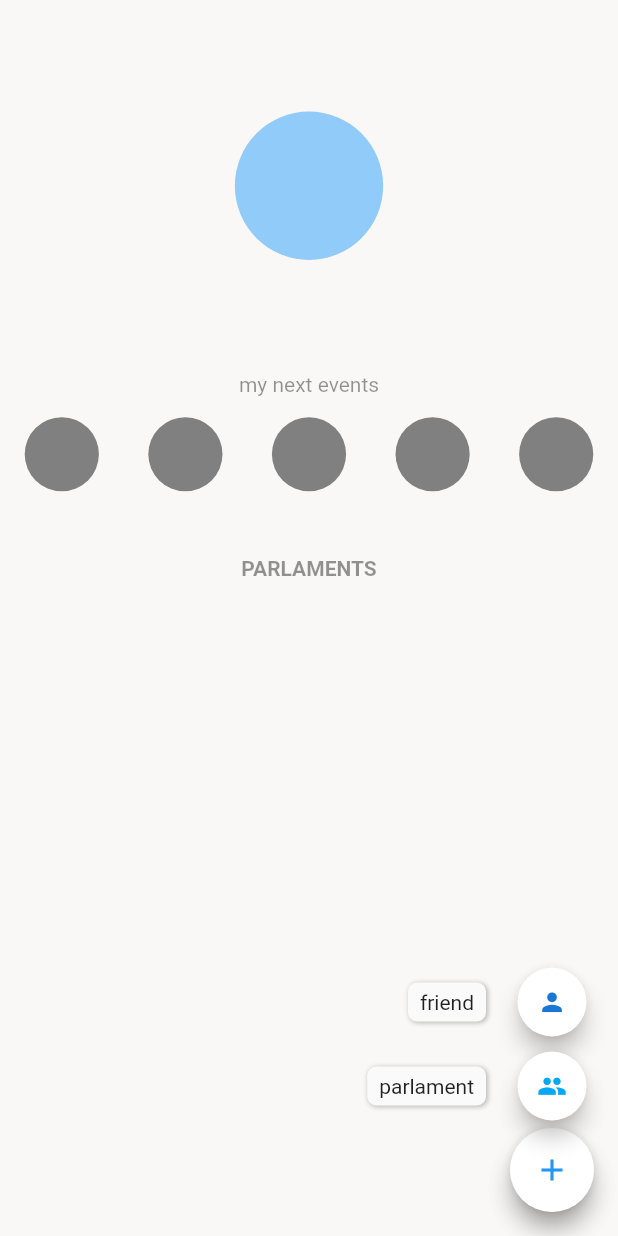
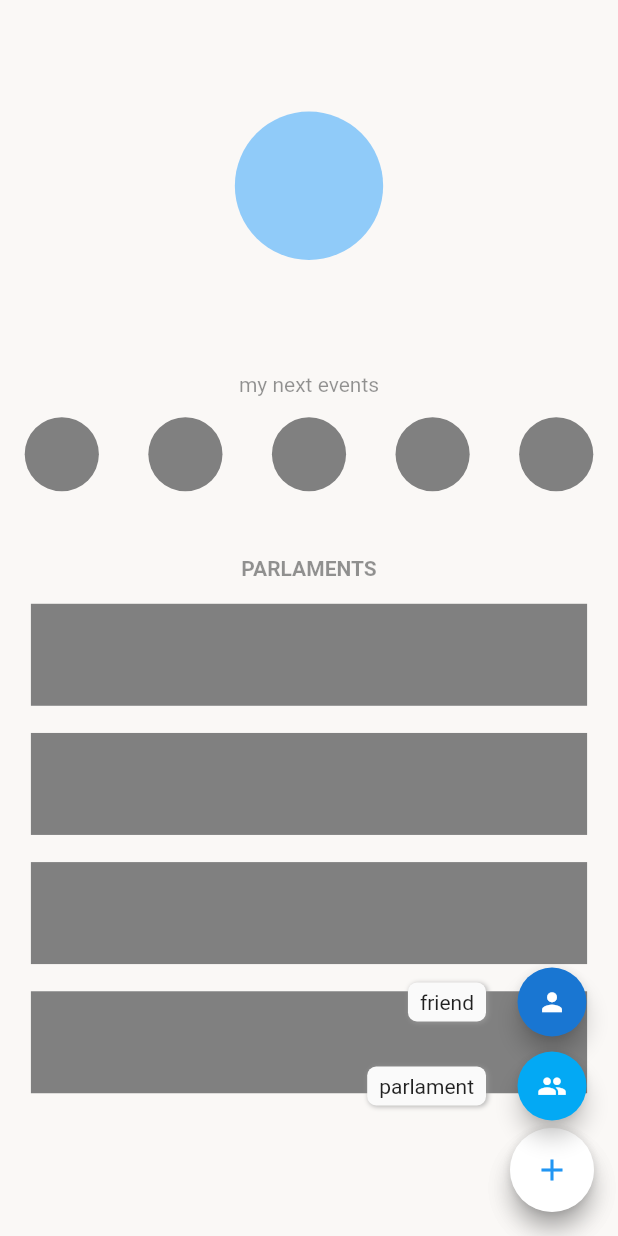
Before and after one commit to matangw/appointnet, a Flutter app: the HomePageComponent screen opened directly, after a tap on the "add" icon, on a phone screen of 412 x 824 dp. Run offline on Flutter 3.47's test engine with Material 2 defaults, Android fonts, the phone set to English and light mode, and no system bars; drawn by our look-alikes of flutter_speed_dial; our stand-ins replace cloud_firestore, firebase_auth, firebase_core, firebase_storage, image_cropper, image_picker; missing offline and left inert: firebase_auth_platform_interface; accounts and stored records are empty; network calls fail.

Commit message:
Revert "Featue/home page update"

```diff
--- a/lib/main.dart
+++ b/lib/main.dart
@@ -1,6 +1,5 @@
 import 'package:appointnet/screens/home_page/home_page_component.dart';
 import 'package:appointnet/screens/login/login_component.dart';
-import 'package:appointnet/screens/new_parlament/new_parlament_component.dart';
 import 'package:appointnet/screens/splash_screen/splash_component.dart';
 import 'package:appointnet/screens/update_details/update_details_component.dart';
 import 'package:appointnet/utils/route_manager.dart';
--- a/lib/repositories/parlaments_repository.dart
+++ b/lib/repositories/parlaments_repository.dart
@@ -8,42 +8,31 @@ import 'package:firebase_storage/firebase_storage.dart';
 class ParlamentsRepository{
 
 
-  CollectionReference _parlamentCollection = FirebaseFirestore.instance.collection('parlaments');
-  FirebaseAuth _auth = FirebaseAuth.instance;
-  Reference _ref = FirebaseStorage.instance.ref('/AppointNet_parlaments_photos');
+  CollectionReference parlamentCollection = FirebaseFirestore.instance.collection('parlaments');
+  FirebaseAuth auth = FirebaseAuth.instance;
+  Reference ref = FirebaseStorage.instance.ref('/AppointNet_parlaments_photos');
 
   Future<bool> updateParlament(Parlament parlament)async{
     bool sucssess = true;
-    await _parlamentCollection.doc(parlament.id as String).set(
+    await parlamentCollection.doc(parlament.id as String).set(
         parlament.toJson()
     ).catchError((error)=> sucssess = false);
     return sucssess;
   }
 
   Future<String> uploadPhoto(File file,Parlament parlament) async {
-    UploadTask uploadTask = _ref.child("appointnet_${parlament.id}.jpg").putFile(file);
+    UploadTask uploadTask = ref.child("appointnet_${parlament.id}.jpg").putFile(file);
     String url = await (await uploadTask).ref.getDownloadURL();
     return url;
   }
 
-  Future<Parlament?> getParlamentData(String id)async{
-    DocumentSnapshot<Object?> snap =await _parlamentCollection.doc(id).get();
+  Future<Parlament?> getUserData(String id)async{
+    DocumentSnapshot<Object?> snap =await parlamentCollection.doc(id).get();
     if(snap.data() == null)
     {return null;}
     var data = snap.data();
     return Parlament.fromJson(data as Map<String,dynamic>);
-  }
 
-  Future<List<Parlament>> getParlmanetsForUser(String userId)async{
-    List<Parlament> result= [];
-    QuerySnapshot snap = await _parlamentCollection.where('users_id',arrayContains: userId).get();
-    if(snap.size==0){
-      return [];
-    }
-    for(var doc in snap.docs){
-      result.add(Parlament.fromJson(doc.data() as Map<String,dynamic>));
-    }
-    return result;
   }
 
 
--- a/lib/screens/home_page/home_page_component.dart
+++ b/lib/screens/home_page/home_page_component.dart
@@ -1,9 +1,7 @@
 import 'package:appointnet/main.dart';
-import 'package:appointnet/models/parlament.dart';
 import 'package:appointnet/models/user.dart';
 import 'package:appointnet/screens/home_page/home_page_model.dart';
 import 'package:appointnet/screens/home_page/home_page_view.dart';
-import 'package:appointnet/screens/new_parlament/new_parlament_component.dart';
 import 'package:appointnet/utils/my_colors.dart';
 import 'package:appointnet/utils/widget_utils.dart';
 import 'package:flutter/material.dart';
@@ -19,11 +17,7 @@ class HomePageComponent extends StatefulWidget{
 
 class _HomePageComponentState extends State<HomePageComponent> implements HomePageView {
 
-  /// user variables
   late AppointnetUser user;
-  late List<Parlament> userParlaments;
-
-
   late HomePageModel model;
 
   ///loading bools
@@ -126,9 +120,13 @@ class _HomePageComponentState extends State<HomePageComponent> implements HomePa
           Expanded(child: SizedBox()),
           Container(
             height: height*0.95,
-            width: width*0.95,
             child: ListView(
-              children: parlamentWidgetList(height*0.15, width*0.8),
+              children: [
+                parlamentListTile(height, width),
+                parlamentListTile(height, width),
+                parlamentListTile(height, width),
+                parlamentListTile(height, width),
+              ],
             ),
           )
         ],
@@ -136,37 +134,12 @@ class _HomePageComponentState extends State<HomePageComponent> implements HomePa
     );
   }
 
-  List<Widget> parlamentWidgetList(double tileHeight,double tileWidth){
-    List<Widget> result = [];
-    for(var parlament in model.userParlaments){
-      result.add(parlamentListTile(tileHeight, tileWidth,parlament));
-    }
-    return result;
-  }
-
-  Widget parlamentListTile(double height,double width,Parlament parlament){
-    return Card(
-      elevation: 10,
-      shape: RoundedRectangleBorder(borderRadius: BorderRadius.circular(height*0.2)),
-      child: Container(
-        height: height,
-        width: width,
-        decoration: BoxDecoration(
-            borderRadius: BorderRadius.circular(height*0.2),
-            gradient: LinearGradient(colors: [MyColors().mainDark,MyColors().mainBright,MyColors().backgroundColor],stops: [0.2,0.5,1])
-        ),
-        child: Row(
-          mainAxisAlignment: MainAxisAlignment.start,
-          crossAxisAlignment: CrossAxisAlignment.center,
-          children: [
-            SizedBox(width: width*0.1,),
-            CircleAvatar(backgroundImage: NetworkImage(parlament.imageUrl as String),),
-            SizedBox(width: width*0.05,),
-            WidgetUtils().customText(parlament.name,fontWeight: FontWeight.bold,color: Colors.white)
-          ],
-
-        ),
-      ),
+  Widget parlamentListTile(double height,double width){
+    return Container(
+      height: height*0.15,
+      width: width*0.8,
+      margin: EdgeInsets.symmetric(vertical: height*0.02,horizontal: width*0.05),
+      color: Colors.black,
     );
   }
 
@@ -177,14 +150,13 @@ class _HomePageComponentState extends State<HomePageComponent> implements HomePa
       overlayOpacity: 0.5,
       children: [
         SpeedDialChild(
-          child: Icon(Icons.group,color: MyColors().mainBright,),
-          backgroundColor: Colors.white,
+          child: Icon(Icons.group,color: Colors.white,),
+          backgroundColor: MyColors().mainBright,
           label: ('parlament'),
-          onTap: ()=>Navigator.of(context).pushNamed(NewParlamentComponent.tag)
         ),
         SpeedDialChild(
-          child: Icon(Icons.person,color: MyColors().mainDark,),
-          backgroundColor: Colors.white,
+          child: Icon(Icons.person,color: Colors.white,),
+          backgroundColor: MyColors().mainDark,
           label: ('friend'),
         )
       ],
@@ -198,14 +170,13 @@ class _HomePageComponentState extends State<HomePageComponent> implements HomePa
 
 
   @override
-  void onFinishedLoading() {
+  void onFinishedLoading(AppointnetUser user) {
     setState(() {
       setState(() {
         print('SETTING NEW STATE');
       });
       isLoading = false;
-      user = model.user;
-      userParlaments = model.userParlaments;
+      this.user = user;
     });
   }
 
--- a/lib/screens/home_page/home_page_model.dart
+++ b/lib/screens/home_page/home_page_model.dart
@@ -1,6 +1,4 @@
-import 'package:appointnet/models/parlament.dart';
 import 'package:appointnet/models/user.dart';
-import 'package:appointnet/repositories/parlaments_repository.dart';
 import 'package:appointnet/repositories/user_repository.dart';
 import 'package:appointnet/screens/home_page/home_page_view.dart';
 import 'package:firebase_auth/firebase_auth.dart';
@@ -8,10 +6,6 @@ import 'package:firebase_auth/firebase_auth.dart';
 class HomePageModel{
 
   FirebaseAuth auth = FirebaseAuth.instance;
-
-  ///user data
-  late AppointnetUser user;
-  List<Parlament> userParlaments = [];
 
   HomePageView view;
   HomePageModel(this.view){
@@ -25,18 +19,9 @@ class HomePageModel{
     }
     else{
       print('[+] FOUND USER');
-      await getUserParlaments();
-      this.user = user;
-      view.onFinishedLoading()
-      ;
+      view.onFinishedLoading(user);
     }
+
   }
 
-  Future<void> getUserParlaments()async{
-    userParlaments = await ParlamentsRepository().getParlmanetsForUser(auth.currentUser?.uid as String);
-  }
-
-
-  // TODO: GET TOP 5 CLOSE EVENTS
-
 }
--- a/lib/screens/home_page/home_page_view.dart
+++ b/lib/screens/home_page/home_page_view.dart
@@ -1,6 +1,6 @@
 import 'package:appointnet/models/user.dart';
 
 abstract class HomePageView{
-  void onFinishedLoading();
+  void onFinishedLoading(AppointnetUser user);
   void onError(String error);
 }
--- a/lib/screens/login/login_component.dart
+++ b/lib/screens/login/login_component.dart
@@ -1,4 +1,3 @@
-import 'package:appointnet/screens/home_page/home_page_component.dart';
 import 'package:appointnet/screens/login/login_model.dart';
 import 'package:appointnet/screens/login/login_view.dart';
 import 'package:appointnet/utils/my_colors.dart';
@@ -167,7 +166,6 @@ class _LoginComponentState extends State<LoginComponent> implements LoginView{
   @override
   void loginSucsses(PhoneAuthCredential cred) {
     print('[+] LOGIN SUCCSESSFUL WITH: '+cred.smsCode.toString());
-    Navigator.popAndPushNamed(context, HomePageComponent.tag);
   }
 
   @override
--- a/lib/screens/splash_screen/splash_model.dart
+++ b/lib/screens/splash_screen/splash_model.dart
@@ -15,6 +15,7 @@ class SplashModel{
   String correctRoute = '';
 
   SplashModel(){
+    print('user phone number is '+ auth.currentUser!.phoneNumber.toString());
     setStartingRoute();
   }
 
--- a/lib/utils/route_manager.dart
+++ b/lib/utils/route_manager.dart
@@ -1,6 +1,5 @@
 import 'package:appointnet/screens/home_page/home_page_component.dart';
 import 'package:appointnet/screens/login/login_component.dart';
-import 'package:appointnet/screens/new_parlament/new_parlament_component.dart';
 import 'package:appointnet/screens/update_details/update_details_component.dart';
 import 'package:appointnet/utils/transitions/scale.dart';
 import 'package:flutter/material.dart';
@@ -30,9 +29,6 @@ class RouteManager {
       case HomePageComponent.tag:
         screen = HomePageComponent();
         return ScaleRoute(page: screen, routeSettings: settings);   /// page animation/// page animation
-      case NewParlamentComponent.tag:
-        screen = NewParlamentComponent();
-        return ScaleRoute(page: screen, routeSettings: settings);
       default:
         return _noScreen();
     }
```
Also changed, not shown: lib/screens/login/login_model.dart (+2 -11 lines), lib/screens/new_parlament/new_parlament_component.dart (deleted, +0 -267 lines), lib/screens/new_parlament/new_parlament_model.dart (deleted, +0 -32 lines), lib/screens/new_parlament/new_parlament_view.dart (deleted, +0 -8 lines), lib/utils/general_utils.dart (deleted, +0 -22 lines).
